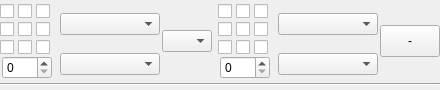
First picture: the form in ConfigWindow/conditionwidget.ui, repository Skwara/CA_Suite, before the edit.
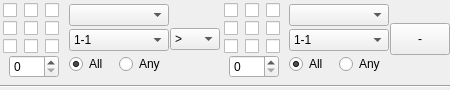
Second picture: the form after the edit.

```diff
--- a/ConfigWindow/conditionwidget.ui
+++ b/ConfigWindow/conditionwidget.ui
@@ -6,7 +6,7 @@
    <rect>
     <x>0</x>
     <y>0</y>
-    <width>440</width>
+    <width>450</width>
     <height>90</height>
    </rect>
   </property>
@@ -18,20 +18,20 @@
   </property>
   <property name="minimumSize">
    <size>
-    <width>440</width>
+    <width>450</width>
     <height>90</height>
    </size>
   </property>
   <property name="maximumSize">
    <size>
-    <width>440</width>
+    <width>450</width>
     <height>90</height>
    </size>
   </property>
   <property name="windowTitle">
    <string>Form</string>
   </property>
-  <layout class="QGridLayout" name="gridLayout_3">
+  <layout class="QGridLayout" name="gridLayout_5">
    <property name="leftMargin">
     <number>0</number>
    </property>
@@ -45,12 +45,469 @@
     <number>0</number>
    </property>
    <property name="horizontalSpacing">
-    <number>6</number>
+    <number>1</number>
    </property>
-   <property name="verticalSpacing">
-    <number>0</number>
-   </property>
-   <item row="0" column="3" rowspan="2">
+   <item row="0" column="0">
+    <layout class="QVBoxLayout" name="verticalLayout">
+     <property name="spacing">
+      <number>0</number>
+     </property>
+     <property name="sizeConstraint">
+      <enum>QLayout::SetDefaultConstraint</enum>
+     </property>
+     <item>
+      <layout class="QGridLayout" name="gridLayout">
+       <property name="spacing">
+        <number>0</number>
+       </property>
+       <item row="0" column="0">
+        <widget class="QCheckBox" name="checkBox">
+         <property name="sizePolicy">
+          <sizepolicy hsizetype="Fixed" vsizetype="Fixed">
+           <horstretch>0</horstretch>
+           <verstretch>0</verstretch>
+          </sizepolicy>
+         </property>
+         <property name="minimumSize">
+          <size>
+           <width>18</width>
+           <height>18</height>
+          </size>
+         </property>
+         <property name="maximumSize">
+          <size>
+           <width>18</width>
+           <height>18</height>
+          </size>
+         </property>
+         <property name="layoutDirection">
+          <enum>Qt::LeftToRight</enum>
+         </property>
+         <property name="text">
+          <string/>
+         </property>
+        </widget>
+       </item>
+       <item row="0" column="1">
+        <widget class="QCheckBox" name="checkBox_2">
+         <property name="sizePolicy">
+          <sizepolicy hsizetype="Fixed" vsizetype="Fixed">
+           <horstretch>0</horstretch>
+           <verstretch>0</verstretch>
+          </sizepolicy>
+         </property>
+         <property name="minimumSize">
+          <size>
+           <width>18</width>
+           <height>18</height>
+          </size>
+         </property>
+         <property name="maximumSize">
+          <size>
+           <width>18</width>
+           <height>18</height>
+          </size>
+         </property>
+         <property name="layoutDirection">
+          <enum>Qt::LeftToRight</enum>
+         </property>
+         <property name="text">
+          <string/>
+         </property>
+        </widget>
+       </item>
+       <item row="0" column="2">
+        <widget class="QCheckBox" name="checkBox_3">
+         <property name="sizePolicy">
+          <sizepolicy hsizetype="Fixed" vsizetype="Fixed">
+           <horstretch>0</horstretch>
+           <verstretch>0</verstretch>
+          </sizepolicy>
+         </property>
+         <property name="minimumSize">
+          <size>
+           <width>18</width>
+           <height>18</height>
+          </size>
+         </property>
+         <property name="maximumSize">
+          <size>
+           <width>18</width>
+           <height>18</height>
+          </size>
+         </property>
+         <property name="layoutDirection">
+          <enum>Qt::LeftToRight</enum>
+         </property>
+         <property name="text">
+          <string/>
+         </property>
+        </widget>
+       </item>
+       <item row="1" column="0">
+        <widget class="QCheckBox" name="checkBox_4">
+         <property name="sizePolicy">
+          <sizepolicy hsizetype="Fixed" vsizetype="Fixed">
+           <horstretch>0</horstretch>
+           <verstretch>0</verstretch>
+          </sizepolicy>
+         </property>
+         <property name="minimumSize">
+          <size>
+           <width>18</width>
+           <height>18</height>
+          </size>
+         </property>
+         <property name="maximumSize">
+          <size>
+           <width>18</width>
+           <height>18</height>
+          </size>
+         </property>
+         <property name="layoutDirection">
+          <enum>Qt::LeftToRight</enum>
+         </property>
+         <property name="text">
+          <string/>
+         </property>
+        </widget>
+       </item>
+       <item row="1" column="1">
+        <widget class="QCheckBox" name="checkBox_5">
+         <property name="sizePolicy">
+          <sizepolicy hsizetype="Fixed" vsizetype="Fixed">
+           <horstretch>0</horstretch>
+           <verstretch>0</verstretch>
+          </sizepolicy>
+         </property>
+         <property name="minimumSize">
+          <size>
+           <width>18</width>
+           <height>18</height>
+          </size>
+         </property>
+         <property name="maximumSize">
+          <size>
+           <width>18</width>
+           <height>18</height>
+          </size>
+         </property>
+         <property name="layoutDirection">
+          <enum>Qt::LeftToRight</enum>
+         </property>
+         <property name="text">
+          <string/>
+         </property>
+        </widget>
+       </item>
+       <item row="1" column="2">
+        <widget class="QCheckBox" name="checkBox_6">
+         <property name="sizePolicy">
+          <sizepolicy hsizetype="Fixed" vsizetype="Fixed">
+           <horstretch>0</horstretch>
+           <verstretch>0</verstretch>
+          </sizepolicy>
+         </property>
+         <property name="minimumSize">
+          <size>
+           <width>18</width>
+           <height>18</height>
+          </size>
+         </property>
+         <property name="maximumSize">
+          <size>
+           <width>18</width>
+           <height>18</height>
+          </size>
+         </property>
+         <property name="layoutDirection">
+          <enum>Qt::LeftToRight</enum>
+         </property>
+         <property name="text">
+          <string/>
+         </property>
+        </widget>
+       </item>
+       <item row="2" column="0">
+        <widget class="QCheckBox" name="checkBox_7">
+         <property name="sizePolicy">
+          <sizepolicy hsizetype="Fixed" vsizetype="Fixed">
+           <horstretch>0</horstretch>
+           <verstretch>0</verstretch>
+          </sizepolicy>
+         </property>
+         <property name="minimumSize">
+          <size>
+           <width>18</width>
+           <height>18</height>
+          </size>
+         </property>
+         <property name="maximumSize">
+          <size>
+           <width>18</width>
+           <height>18</height>
+          </size>
+         </property>
+         <property name="layoutDirection">
+          <enum>Qt::LeftToRight</enum>
+         </property>
+         <property name="text">
+          <string/>
+         </property>
+        </widget>
+       </item>
+       <item row="2" column="1">
+        <widget class="QCheckBox" name="checkBox_8">
+         <property name="sizePolicy">
+          <sizepolicy hsizetype="Fixed" vsizetype="Fixed">
+           <horstretch>0</horstretch>
+           <verstretch>0</verstretch>
+          </sizepolicy>
+         </property>
+         <property name="minimumSize">
+          <size>
+           <width>18</width>
+           <height>18</height>
+          </size>
+         </property>
+         <property name="maximumSize">
+          <size>
+           <width>18</width>
+           <height>18</height>
+          </size>
+         </property>
+         <property name="layoutDirection">
+          <enum>Qt::LeftToRight</enum>
+         </property>
+         <property name="text">
+          <string/>
+         </property>
+        </widget>
+       </item>
+       <item row="2" column="2">
+        <widget class="QCheckBox" name="checkBox_9">
+         <property name="sizePolicy">
+          <sizepolicy hsizetype="Fixed" vsizetype="Fixed">
+           <horstretch>0</horstretch>
+           <verstretch>0</verstretch>
+          </sizepolicy>
+         </property>
+         <property name="minimumSize">
+          <size>
+           <width>18</width>
+           <height>18</height>
+          </size>
+         </property>
+         <property name="maximumSize">
+          <size>
+           <width>18</width>
+           <height>18</height>
+          </size>
+         </property>
+         <property name="text">
+          <string/>
+         </property>
+        </widget>
+       </item>
+      </layout>
+     </item>
+     <item alignment="Qt::AlignHCenter">
+      <widget class="QSpinBox" name="spinBox_left">
+       <property name="sizePolicy">
+        <sizepolicy hsizetype="Fixed" vsizetype="Fixed">
+         <horstretch>0</horstretch>
+         <verstretch>0</verstretch>
+        </sizepolicy>
+       </property>
+       <property name="minimumSize">
+        <size>
+         <width>50</width>
+         <height>0</height>
+        </size>
+       </property>
+       <property name="maximumSize">
+        <size>
+         <width>50</width>
+         <height>16777215</height>
+        </size>
+       </property>
+       <property name="maximum">
+        <number>8</number>
+       </property>
+      </widget>
+     </item>
+    </layout>
+   </item>
+   <item row="0" column="1">
+    <layout class="QGridLayout" name="gridLayout_3">
+     <item row="0" column="0" colspan="2">
+      <widget class="QComboBox" name="comboBox_leftField">
+       <property name="sizePolicy">
+        <sizepolicy hsizetype="Fixed" vsizetype="Fixed">
+         <horstretch>0</horstretch>
+         <verstretch>0</verstretch>
+        </sizepolicy>
+       </property>
+       <property name="minimumSize">
+        <size>
+         <width>100</width>
+         <height>0</height>
+        </size>
+       </property>
+       <property name="maximumSize">
+        <size>
+         <width>100</width>
+         <height>16777215</height>
+        </size>
+       </property>
+      </widget>
+     </item>
+     <item row="1" column="0" colspan="2">
+      <widget class="QComboBox" name="comboBox_leftRelation">
+       <property name="sizePolicy">
+        <sizepolicy hsizetype="Fixed" vsizetype="Fixed">
+         <horstretch>0</horstretch>
+         <verstretch>0</verstretch>
+        </sizepolicy>
+       </property>
+       <property name="minimumSize">
+        <size>
+         <width>100</width>
+         <height>0</height>
+        </size>
+       </property>
+       <property name="maximumSize">
+        <size>
+         <width>100</width>
+         <height>16777215</height>
+        </size>
+       </property>
+       <item>
+        <property name="text">
+         <string>1-1</string>
+        </property>
+       </item>
+       <item>
+        <property name="text">
+         <string>Suma</string>
+        </property>
+       </item>
+       <item>
+        <property name="text">
+         <string>Średnia</string>
+        </property>
+       </item>
+      </widget>
+     </item>
+     <item row="2" column="0">
+      <widget class="QRadioButton" name="radioButton_leftAll">
+       <property name="sizePolicy">
+        <sizepolicy hsizetype="Fixed" vsizetype="Fixed">
+         <horstretch>0</horstretch>
+         <verstretch>0</verstretch>
+        </sizepolicy>
+       </property>
+       <property name="minimumSize">
+        <size>
+         <width>50</width>
+         <height>0</height>
+        </size>
+       </property>
+       <property name="maximumSize">
+        <size>
+         <width>50</width>
+         <height>16777215</height>
+        </size>
+       </property>
+       <property name="text">
+        <string>All</string>
+       </property>
+       <property name="checked">
+        <bool>true</bool>
+       </property>
+       <attribute name="buttonGroup">
+        <string notr="true">buttonGroup</string>
+       </attribute>
+      </widget>
+     </item>
+     <item row="2" column="1">
+      <widget class="QRadioButton" name="radioButton_leftAny">
+       <property name="sizePolicy">
+        <sizepolicy hsizetype="Fixed" vsizetype="Fixed">
+         <horstretch>0</horstretch>
+         <verstretch>0</verstretch>
+        </sizepolicy>
+       </property>
+       <property name="minimumSize">
+        <size>
+         <width>50</width>
+         <height>0</height>
+        </size>
+       </property>
+       <property name="maximumSize">
+        <size>
+         <width>50</width>
+         <height>16777215</height>
+        </size>
+       </property>
+       <property name="text">
+        <string>Any</string>
+       </property>
+       <attribute name="buttonGroup">
+        <string notr="true">buttonGroup</string>
+       </attribute>
+      </widget>
+     </item>
+    </layout>
+   </item>
+   <item row="0" column="2">
+    <widget class="QComboBox" name="comboBox_sign">
+     <property name="sizePolicy">
+      <sizepolicy hsizetype="Fixed" vsizetype="Fixed">
+       <horstretch>0</horstretch>
+       <verstretch>0</verstretch>
+      </sizepolicy>
+     </property>
+     <property name="minimumSize">
+      <size>
+       <width>50</width>
+       <height>0</height>
+      </size>
+     </property>
+     <property name="maximumSize">
+      <size>
+       <width>50</width>
+       <height>16777215</height>
+      </size>
+     </property>
+     <item>
+      <property name="text">
+       <string>&gt;</string>
+      </property>
+     </item>
+     <item>
+      <property name="text">
+       <string>≥</string>
+      </property>
+     </item>
+     <item>
+      <property name="text">
+       <string>=</string>
+      </property>
+     </item>
+     <item>
+      <property name="text">
+       <string>&lt;</string>
+      </property>
+     </item>
+     <item>
+      <property name="text">
+       <string>≤</string>
+      </property>
+     </item>
+    </widget>
+   </item>
+   <item row="0" column="3">
     <layout class="QVBoxLayout" name="verticalLayout_2">
      <property name="spacing">
       <number>0</number>
@@ -331,33 +788,136 @@
          <height>16777215</height>
         </size>
        </property>
+       <property name="maximum">
+        <number>8</number>
+       </property>
       </widget>
      </item>
     </layout>
    </item>
    <item row="0" column="4">
-    <widget class="QComboBox" name="comboBox_4">
-     <property name="sizePolicy">
-      <sizepolicy hsizetype="Fixed" vsizetype="Fixed">
-       <horstretch>0</horstretch>
-       <verstretch>0</verstretch>
-      </sizepolicy>
-     </property>
-     <property name="minimumSize">
-      <size>
-       <width>100</width>
-       <height>0</height>
-      </size>
-     </property>
-     <property name="maximumSize">
-      <size>
-       <width>100</width>
-       <height>16777215</height>
-      </size>
-     </property>
-    </widget>
+    <layout class="QGridLayout" name="gridLayout_4">
+     <item row="0" column="0" colspan="2">
+      <widget class="QComboBox" name="comboBox_rightField">
+       <property name="sizePolicy">
+        <sizepolicy hsizetype="Fixed" vsizetype="Fixed">
+         <horstretch>0</horstretch>
+         <verstretch>0</verstretch>
+        </sizepolicy>
+       </property>
+       <property name="minimumSize">
+        <size>
+         <width>100</width>
+         <height>0</height>
+        </size>
+       </property>
+       <property name="maximumSize">
+        <size>
+         <width>100</width>
+         <height>16777215</height>
+        </size>
+       </property>
+      </widget>
+     </item>
+     <item row="1" column="0" colspan="2">
+      <widget class="QComboBox" name="comboBox_rightRelation">
+       <property name="sizePolicy">
+        <sizepolicy hsizetype="Fixed" vsizetype="Fixed">
+         <horstretch>0</horstretch>
+         <verstretch>0</verstretch>
+        </sizepolicy>
+       </property>
+       <property name="minimumSize">
+        <size>
+         <width>100</width>
+         <height>0</height>
+        </size>
+       </property>
+       <property name="maximumSize">
+        <size>
+         <width>100</width>
+         <height>16777215</height>
+        </size>
+       </property>
+       <item>
+        <property name="text">
+         <string>1-1</string>
+        </property>
+       </item>
+       <item>
+        <property name="text">
+         <string>Suma</string>
+        </property>
+       </item>
+       <item>
+        <property name="text">
+         <string>Średnia</string>
+        </property>
+       </item>
+      </widget>
+     </item>
+     <item row="2" column="0">
+      <widget class="QRadioButton" name="radioButton_rightAll">
+       <property name="sizePolicy">
+        <sizepolicy hsizetype="Fixed" vsizetype="Fixed">
+         <horstretch>0</horstretch>
+         <verstretch>0</verstretch>
+        </sizepolicy>
+       </property>
+       <property name="minimumSize">
+        <size>
+         <width>50</width>
+         <height>0</height>
+        </size>
+       </property>
+       <property name="maximumSize">
+        <size>
+         <width>50</width>
+         <height>16777215</height>
+        </size>
+       </property>
+       <property name="text">
+        <string>All</string>
+       </property>
+       <property name="checked">
+        <bool>true</bool>
+       </property>
+       <attribute name="buttonGroup">
+        <string notr="true">buttonGroup_2</string>
+       </attribute>
+      </widget>
+     </item>
+     <item row="2" column="1">
+      <widget class="QRadioButton" name="radioButton_rightAny">
+       <property name="sizePolicy">
+        <sizepolicy hsizetype="Fixed" vsizetype="Fixed">
+         <horstretch>0</horstretch>
+         <verstretch>0</verstretch>
+        </sizepolicy>
+       </property>
+       <property name="minimumSize">
+        <size>
+         <width>50</width>
+         <height>0</height>
+        </size>
+       </property>
+       <property name="maximumSize">
+        <size>
+         <width>50</width>
+         <height>16777215</height>
+        </size>
+       </property>
+       <property name="text">
+        <string>Any</string>
+       </property>
+       <attribute name="buttonGroup">
+        <string notr="true">buttonGroup_2</string>
+       </attribute>
+      </widget>
+     </item>
+    </layout>
    </item>
-   <item row="0" column="5" rowspan="2">
+   <item row="0" column="5">
     <widget class="QPushButton" name="button_removeCondition">
      <property name="sizePolicy">
       <sizepolicy hsizetype="Fixed" vsizetype="Fixed">
@@ -382,389 +942,13 @@
      </property>
     </widget>
    </item>
-   <item row="1" column="1">
-    <widget class="QComboBox" name="comboBox_2">
-     <property name="sizePolicy">
-      <sizepolicy hsizetype="Fixed" vsizetype="Fixed">
-       <horstretch>0</horstretch>
-       <verstretch>0</verstretch>
-      </sizepolicy>
-     </property>
-     <property name="minimumSize">
-      <size>
-       <width>100</width>
-       <height>0</height>
-      </size>
-     </property>
-     <property name="maximumSize">
-      <size>
-       <width>100</width>
-       <height>16777215</height>
-      </size>
-     </property>
-    </widget>
-   </item>
-   <item row="0" column="2" rowspan="2">
-    <widget class="QComboBox" name="comboBox_3">
-     <property name="sizePolicy">
-      <sizepolicy hsizetype="Fixed" vsizetype="Fixed">
-       <horstretch>0</horstretch>
-       <verstretch>0</verstretch>
-      </sizepolicy>
-     </property>
-     <property name="minimumSize">
-      <size>
-       <width>50</width>
-       <height>0</height>
-      </size>
-     </property>
-     <property name="maximumSize">
-      <size>
-       <width>50</width>
-       <height>16777215</height>
-      </size>
-     </property>
-    </widget>
-   </item>
-   <item row="1" column="4">
-    <widget class="QComboBox" name="comboBox_5">
-     <property name="sizePolicy">
-      <sizepolicy hsizetype="Fixed" vsizetype="Fixed">
-       <horstretch>0</horstretch>
-       <verstretch>0</verstretch>
-      </sizepolicy>
-     </property>
-     <property name="minimumSize">
-      <size>
-       <width>100</width>
-       <height>0</height>
-      </size>
-     </property>
-     <property name="maximumSize">
-      <size>
-       <width>100</width>
-       <height>16777215</height>
-      </size>
-     </property>
-    </widget>
-   </item>
-   <item row="2" column="0" colspan="6">
+   <item row="1" column="0" colspan="6">
     <widget class="Line" name="line">
      <property name="orientation">
       <enum>Qt::Horizontal</enum>
      </property>
     </widget>
    </item>
-   <item row="0" column="0" rowspan="2">
-    <layout class="QVBoxLayout" name="verticalLayout">
-     <property name="spacing">
-      <number>0</number>
-     </property>
-     <property name="sizeConstraint">
-      <enum>QLayout::SetDefaultConstraint</enum>
-     </property>
-     <item>
-      <layout class="QGridLayout" name="gridLayout">
-       <property name="spacing">
-        <number>0</number>
-       </property>
-       <item row="0" column="0">
-        <widget class="QCheckBox" name="checkBox">
-         <property name="sizePolicy">
-          <sizepolicy hsizetype="Fixed" vsizetype="Fixed">
-           <horstretch>0</horstretch>
-           <verstretch>0</verstretch>
-          </sizepolicy>
-         </property>
-         <property name="minimumSize">
-          <size>
-           <width>18</width>
-           <height>18</height>
-          </size>
-         </property>
-         <property name="maximumSize">
-          <size>
-           <width>18</width>
-           <height>18</height>
-          </size>
-         </property>
-         <property name="layoutDirection">
-          <enum>Qt::LeftToRight</enum>
-         </property>
-         <property name="text">
-          <string/>
-         </property>
-        </widget>
-       </item>
-       <item row="0" column="1">
-        <widget class="QCheckBox" name="checkBox_2">
-         <property name="sizePolicy">
-          <sizepolicy hsizetype="Fixed" vsizetype="Fixed">
-           <horstretch>0</horstretch>
-           <verstretch>0</verstretch>
-          </sizepolicy>
-         </property>
-         <property name="minimumSize">
-          <size>
-           <width>18</width>
-           <height>18</height>
-          </size>
-         </property>
-         <property name="maximumSize">
-          <size>
-           <width>18</width>
-           <height>18</height>
-          </size>
-         </property>
-         <property name="layoutDirection">
-          <enum>Qt::LeftToRight</enum>
-         </property>
-         <property name="text">
-          <string/>
-         </property>
-        </widget>
-       </item>
-       <item row="0" column="2">
-        <widget class="QCheckBox" name="checkBox_3">
-         <property name="sizePolicy">
-          <sizepolicy hsizetype="Fixed" vsizetype="Fixed">
-           <horstretch>0</horstretch>
-           <verstretch>0</verstretch>
-          </sizepolicy>
-         </property>
-         <property name="minimumSize">
-          <size>
-           <width>18</width>
-           <height>18</height>
-          </size>
-         </property>
-         <property name="maximumSize">
-          <size>
-           <width>18</width>
-           <height>18</height>
-          </size>
-         </property>
-         <property name="layoutDirection">
-          <enum>Qt::LeftToRight</enum>
-         </property>
-         <property name="text">
-          <string/>
-         </property>
-        </widget>
-       </item>
-       <item row="1" column="0">
-        <widget class="QCheckBox" name="checkBox_4">
-         <property name="sizePolicy">
-          <sizepolicy hsizetype="Fixed" vsizetype="Fixed">
-           <horstretch>0</horstretch>
-           <verstretch>0</verstretch>
-          </sizepolicy>
-         </property>
-         <property name="minimumSize">
-          <size>
-           <width>18</width>
-           <height>18</height>
-          </size>
-         </property>
-         <property name="maximumSize">
-          <size>
-           <width>18</width>
-           <height>18</height>
-          </size>
-         </property>
-         <property name="layoutDirection">
-          <enum>Qt::LeftToRight</enum>
-         </property>
-         <property name="text">
-          <string/>
-         </property>
-        </widget>
-       </item>
-       <item row="1" column="1">
-        <widget class="QCheckBox" name="checkBox_5">
-         <property name="sizePolicy">
-          <sizepolicy hsizetype="Fixed" vsizetype="Fixed">
-           <horstretch>0</horstretch>
-           <verstretch>0</verstretch>
-          </sizepolicy>
-         </property>
-         <property name="minimumSize">
-          <size>
-           <width>18</width>
-           <height>18</height>
-          </size>
-         </property>
-         <property name="maximumSize">
-          <size>
-           <width>18</width>
-           <height>18</height>
-          </size>
-         </property>
-         <property name="layoutDirection">
-          <enum>Qt::LeftToRight</enum>
-         </property>
-         <property name="text">
-          <string/>
-         </property>
-        </widget>
-       </item>
-       <item row="1" column="2">
-        <widget class="QCheckBox" name="checkBox_6">
-         <property name="sizePolicy">
-          <sizepolicy hsizetype="Fixed" vsizetype="Fixed">
-           <horstretch>0</horstretch>
-           <verstretch>0</verstretch>
-          </sizepolicy>
-         </property>
-         <property name="minimumSize">
-          <size>
-           <width>18</width>
-           <height>18</height>
-          </size>
-         </property>
-         <property name="maximumSize">
-          <size>
-           <width>18</width>
-           <height>18</height>
-          </size>
-         </property>
-         <property name="layoutDirection">
-          <enum>Qt::LeftToRight</enum>
-         </property>
-         <property name="text">
-          <string/>
-         </property>
-        </widget>
-       </item>
-       <item row="2" column="0">
-        <widget class="QCheckBox" name="checkBox_7">
-         <property name="sizePolicy">
-          <sizepolicy hsizetype="Fixed" vsizetype="Fixed">
-           <horstretch>0</horstretch>
-           <verstretch>0</verstretch>
-          </sizepolicy>
-         </property>
-         <property name="minimumSize">
-          <size>
-           <width>18</width>
-           <height>18</height>
-          </size>
-         </property>
-         <property name="maximumSize">
-          <size>
-           <width>18</width>
-           <height>18</height>
-          </size>
-         </property>
-         <property name="layoutDirection">
-          <enum>Qt::LeftToRight</enum>
-         </property>
-         <property name="text">
-          <string/>
-         </property>
-        </widget>
-       </item>
-       <item row="2" column="1">
-        <widget class="QCheckBox" name="checkBox_8">
-         <property name="sizePolicy">
-          <sizepolicy hsizetype="Fixed" vsizetype="Fixed">
-           <horstretch>0</horstretch>
-           <verstretch>0</verstretch>
-          </sizepolicy>
-         </property>
-         <property name="minimumSize">
-          <size>
-           <width>18</width>
-           <height>18</height>
-          </size>
-         </property>
-         <property name="maximumSize">
-          <size>
-           <width>18</width>
-           <height>18</height>
-          </size>
-         </property>
-         <property name="layoutDirection">
-          <enum>Qt::LeftToRight</enum>
-         </property>
-         <property name="text">
-          <string/>
-         </property>
-        </widget>
-       </item>
-       <item row="2" column="2">
-        <widget class="QCheckBox" name="checkBox_9">
-         <property name="sizePolicy">
-          <sizepolicy hsizetype="Fixed" vsizetype="Fixed">
-           <horstretch>0</horstretch>
-           <verstretch>0</verstretch>
-          </sizepolicy>
-         </property>
-         <property name="minimumSize">
-          <size>
-           <width>18</width>
-           <height>18</height>
-          </size>
-         </property>
-         <property name="maximumSize">
-          <size>
-           <width>18</width>
-           <height>18</height>
-          </size>
-         </property>
-         <property name="text">
-          <string/>
-         </property>
-        </widget>
-       </item>
-      </layout>
-     </item>
-     <item alignment="Qt::AlignHCenter">
-      <widget class="QSpinBox" name="spinBox">
-       <property name="sizePolicy">
-        <sizepolicy hsizetype="Fixed" vsizetype="Fixed">
-         <horstretch>0</horstretch>
-         <verstretch>0</verstretch>
-        </sizepolicy>
-       </property>
-       <property name="minimumSize">
-        <size>
-         <width>50</width>
-         <height>0</height>
-        </size>
-       </property>
-       <property name="maximumSize">
-        <size>
-         <width>50</width>
-         <height>16777215</height>
-        </size>
-       </property>
-      </widget>
-     </item>
-    </layout>
-   </item>
-   <item row="0" column="1">
-    <widget class="QComboBox" name="comboBox">
-     <property name="sizePolicy">
-      <sizepolicy hsizetype="Fixed" vsizetype="Fixed">
-       <horstretch>0</horstretch>
-       <verstretch>0</verstretch>
-      </sizepolicy>
-     </property>
-     <property name="minimumSize">
-      <size>
-       <width>100</width>
-       <height>0</height>
-      </size>
-     </property>
-     <property name="maximumSize">
-      <size>
-       <width>100</width>
-       <height>16777215</height>
-      </size>
-     </property>
-    </widget>
-   </item>
   </layout>
  </widget>
  <resources/>
```
Left out of the diff: 6 changed lines with no effect on the pictures.
